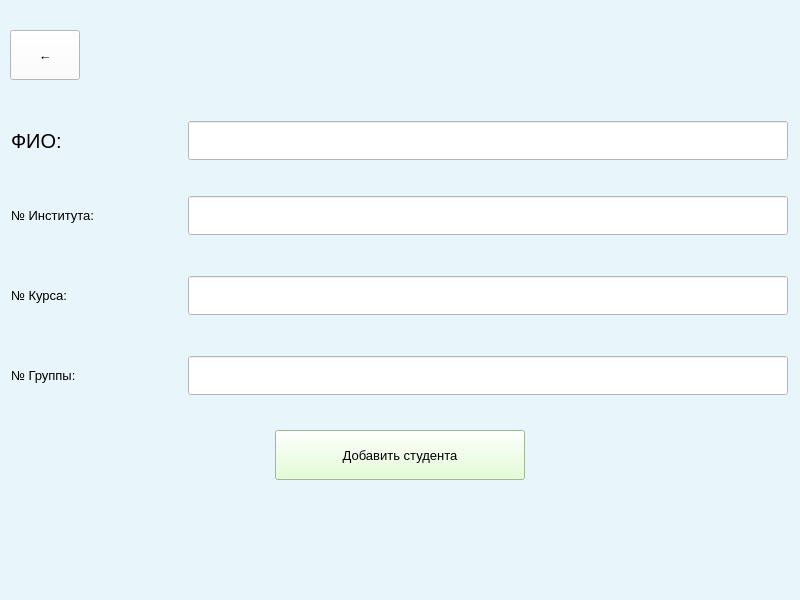
The window that qt/create_and_add.ui (andrei-229/valanter_app) describes before a commit, drawn with Qt 5.
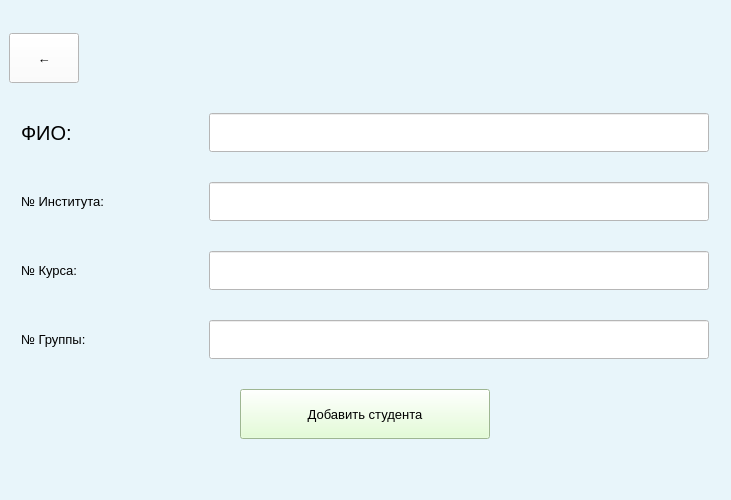
The same window after the commit.

Diff of the .ui file:
```diff
--- a/qt/create_and_add.ui
+++ b/qt/create_and_add.ui
@@ -6,20 +6,20 @@
    <rect>
     <x>0</x>
     <y>0</y>
-    <width>800</width>
-    <height>600</height>
+    <width>731</width>
+    <height>500</height>
    </rect>
   </property>
   <property name="minimumSize">
    <size>
-    <width>800</width>
-    <height>600</height>
+    <width>731</width>
+    <height>500</height>
    </size>
   </property>
   <property name="maximumSize">
    <size>
-    <width>800</width>
-    <height>600</height>
+    <width>731</width>
+    <height>500</height>
    </size>
   </property>
   <property name="font">
@@ -34,15 +34,8 @@
    <string notr="true">background-color: rgb(232, 245, 250);</string>
   </property>
   <widget class="QWidget" name="centralwidget">
-   <widget class="QWidget" name="horizontalLayoutWidget">
-    <property name="geometry">
-     <rect>
-      <x>10</x>
-      <y>20</y>
-      <width>781</width>
-      <height>71</height>
-     </rect>
-    </property>
+   <layout class="QVBoxLayout" name="verticalLayout">
+    <item>
     <layout class="QHBoxLayout" name="horizontalLayout_9">
      <item>
       <widget class="QPushButton" name="back_but">
@@ -85,16 +78,8 @@
       </spacer>
      </item>
     </layout>
-   </widget>
-   <widget class="QWidget" name="horizontalLayoutWidget_2">
-    <property name="geometry">
-     <rect>
-      <x>10</x>
-      <y>110</y>
-      <width>781</width>
-      <height>61</height>
-     </rect>
-    </property>
+    </item>
+    <item>
     <layout class="QHBoxLayout" name="horizontalLayout_10">
      <item>
       <widget class="QLabel" name="label">
@@ -124,13 +109,13 @@
       <widget class="QLineEdit" name="input_fio">
        <property name="minimumSize">
         <size>
-         <width>600</width>
+          <width>500</width>
          <height>0</height>
         </size>
        </property>
        <property name="maximumSize">
         <size>
-         <width>600</width>
+          <width>500</width>
          <height>16777215</height>
         </size>
        </property>
@@ -145,16 +130,8 @@
       </widget>
      </item>
     </layout>
-   </widget>
-   <widget class="QWidget" name="horizontalLayoutWidget_3">
-    <property name="geometry">
-     <rect>
-      <x>10</x>
-      <y>180</y>
-      <width>781</width>
-      <height>71</height>
-     </rect>
-    </property>
+    </item>
+    <item>
     <layout class="QHBoxLayout" name="horizontalLayout_11">
      <item>
       <widget class="QLabel" name="label_2">
@@ -182,9 +159,15 @@
      </item>
      <item>
       <widget class="QLineEdit" name="num_inst">
+        <property name="minimumSize">
+         <size>
+          <width>500</width>
+          <height>0</height>
+         </size>
+        </property>
        <property name="maximumSize">
         <size>
-         <width>600</width>
+          <width>500</width>
          <height>16777215</height>
         </size>
        </property>
@@ -199,16 +182,8 @@
       </widget>
      </item>
     </layout>
-   </widget>
-   <widget class="QWidget" name="horizontalLayoutWidget_4">
-    <property name="geometry">
-     <rect>
-      <x>10</x>
-      <y>260</y>
-      <width>781</width>
-      <height>71</height>
-     </rect>
-    </property>
+    </item>
+    <item>
     <layout class="QHBoxLayout" name="horizontalLayout_12">
      <item>
       <widget class="QLabel" name="label_3">
@@ -238,13 +213,13 @@
       <widget class="QLineEdit" name="num_kurs">
        <property name="minimumSize">
         <size>
-         <width>600</width>
+          <width>500</width>
          <height>0</height>
         </size>
        </property>
        <property name="maximumSize">
         <size>
-         <width>600</width>
+          <width>500</width>
          <height>16777215</height>
         </size>
        </property>
@@ -259,16 +234,8 @@
       </widget>
      </item>
     </layout>
-   </widget>
-   <widget class="QWidget" name="horizontalLayoutWidget_5">
-    <property name="geometry">
-     <rect>
-      <x>10</x>
-      <y>340</y>
-      <width>781</width>
-      <height>71</height>
-     </rect>
-    </property>
+    </item>
+    <item>
     <layout class="QHBoxLayout" name="horizontalLayout_13">
      <item>
       <widget class="QLabel" name="label_4">
@@ -298,13 +265,13 @@
       <widget class="QLineEdit" name="num_group">
        <property name="minimumSize">
         <size>
-         <width>600</width>
+          <width>500</width>
          <height>0</height>
         </size>
        </property>
        <property name="maximumSize">
         <size>
-         <width>600</width>
+          <width>500</width>
          <height>16777215</height>
         </size>
        </property>
@@ -319,16 +286,8 @@
       </widget>
      </item>
     </layout>
-   </widget>
-   <widget class="QWidget" name="horizontalLayoutWidget_6">
-    <property name="geometry">
-     <rect>
-      <x>10</x>
-      <y>420</y>
-      <width>781</width>
-      <height>71</height>
-     </rect>
-    </property>
+    </item>
+    <item>
     <layout class="QHBoxLayout" name="horizontalLayout_15">
      <item>
       <widget class="QPushButton" name="add_student_btn">
@@ -358,7 +317,8 @@
       </widget>
      </item>
     </layout>
-   </widget>
+    </item>
+   </layout>
   </widget>
   <widget class="QMenuBar" name="menubar">
    <property name="geometry">
```
Left out of the diff: 4 changed lines with no effect on the pictures. Lines whose indentation alone changed are shown as unchanged.
